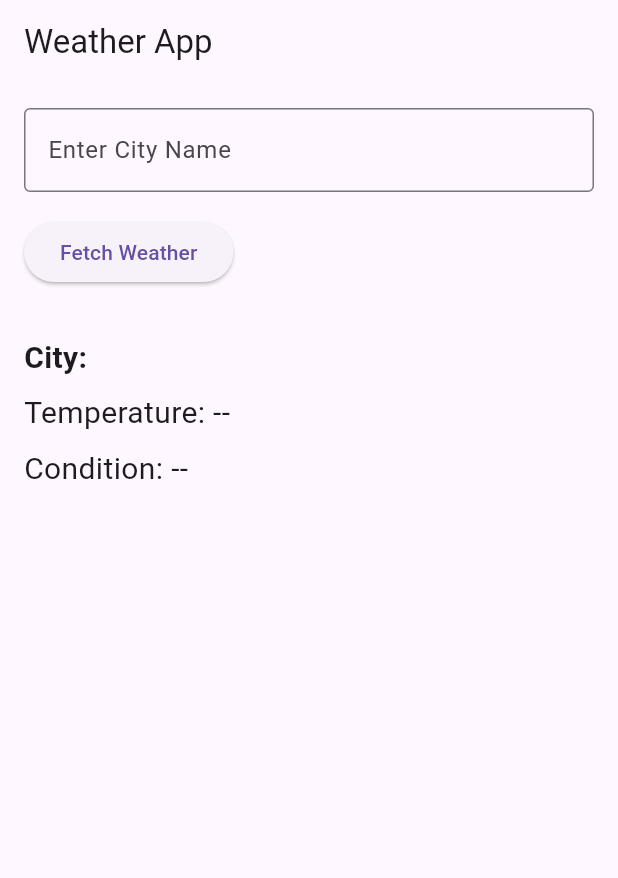
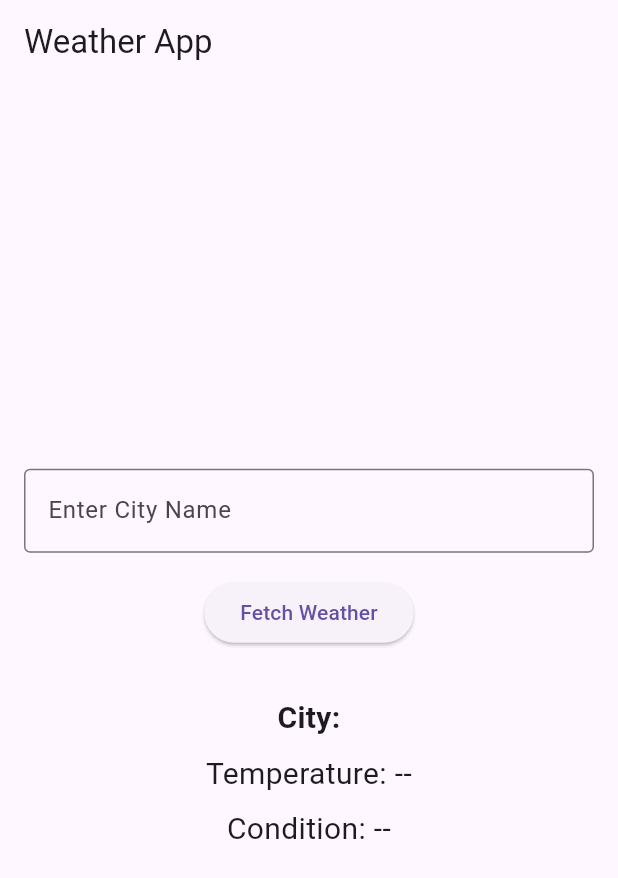
Before and after one commit to Raviteja582/weather_info_app, a Flutter app: the screen it shows after launch, on a phone screen of 412 x 824 dp. Shown: the top 878 px of the screen. Run offline on Flutter 3.47's test engine with Material 3 defaults, Android fonts, the phone set to English and light mode, and no system bars.

```diff
--- a/lib/weather_view.dart
+++ b/lib/weather_view.dart
@@ -36,8 +36,8 @@ class _WeatherScreenState extends State<WeatherScreen> {
       body: Padding(
         padding: const EdgeInsets.all(16.0),
         child: Column(
-          mainAxisAlignment: MainAxisAlignment.start,
-          crossAxisAlignment: CrossAxisAlignment.start,
+          mainAxisAlignment: MainAxisAlignment.center,
+          crossAxisAlignment: CrossAxisAlignment.center,
           children: [
             TextField(
               controller: _cityController,
@@ -54,16 +54,19 @@ class _WeatherScreenState extends State<WeatherScreen> {
             const SizedBox(height: 32),
             Text(
               'City: $cityName',
+              textAlign: TextAlign.center,
               style: const TextStyle(fontSize: 20, fontWeight: FontWeight.bold),
             ),
             const SizedBox(height: 8),
             Text(
               'Temperature: $temperature',
+              textAlign: TextAlign.center,
               style: const TextStyle(fontSize: 20),
             ),
             const SizedBox(height: 8),
             Text(
               'Condition: $weatherCondition',
+              textAlign: TextAlign.center,
               style: const TextStyle(fontSize: 20),
             ),
           ],
```
